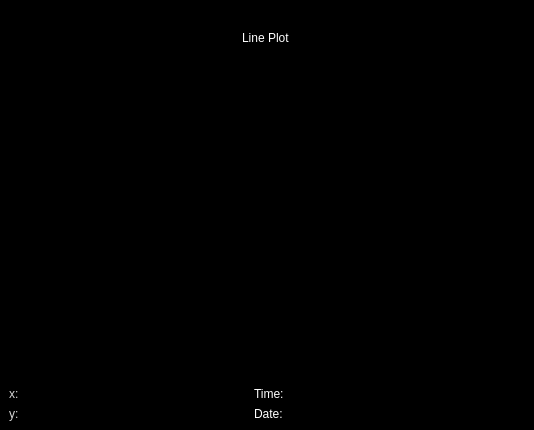
Old version of the form src/interface/ui/plot_window.ui in the repository FXIhub/hummingbird.
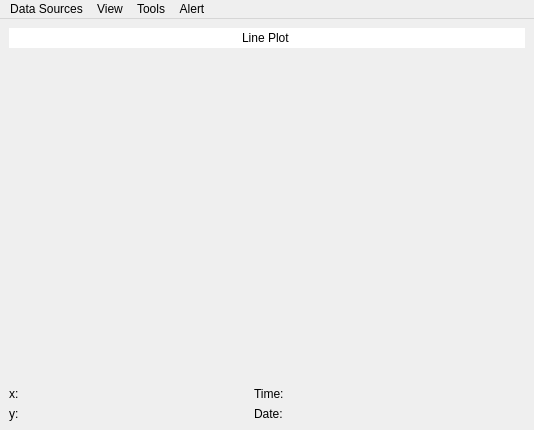
New version of the form. Icons and pictures are not drawn.

Commit message: Open windows on double click

What changed in the file:
```diff
--- a/src/interface/ui/plot_window.ui
+++ b/src/interface/ui/plot_window.ui
@@ -10,151 +10,6 @@
     <height>430</height>
    </rect>
   </property>
-  <property name="palette">
-   <palette>
-    <active>
-     <colorrole role="WindowText">
-      <brush brushstyle="SolidPattern">
-       <color alpha="255">
-        <red>255</red>
-        <green>255</green>
-        <blue>255</blue>
-       </color>
-      </brush>
-     </colorrole>
-     <colorrole role="Base">
-      <brush brushstyle="SolidPattern">
-       <color alpha="255">
-        <red>255</red>
-        <green>255</green>
-        <blue>255</blue>
-       </color>
-      </brush>
-     </colorrole>
-     <colorrole role="Window">
-      <brush brushstyle="SolidPattern">
-       <color alpha="255">
-        <red>0</red>
-        <green>0</green>
-        <blue>0</blue>
-       </color>
-      </brush>
-     </colorrole>
-     <colorrole role="Highlight">
-      <brush brushstyle="SolidPattern">
-       <color alpha="255">
-        <red>0</red>
-        <green>128</green>
-        <blue>255</blue>
-       </color>
-      </brush>
-     </colorrole>
-     <colorrole role="HighlightedText">
-      <brush brushstyle="SolidPattern">
-       <color alpha="255">
-        <red>204</red>
-        <green>204</green>
-        <blue>204</blue>
-       </color>
-      </brush>
-     </colorrole>
-    </active>
-    <inactive>
-     <colorrole role="WindowText">
-      <brush brushstyle="SolidPattern">
-       <color alpha="255">
-        <red>255</red>
-        <green>255</green>
-        <blue>255</blue>
-       </color>
-      </brush>
-     </colorrole>
-     <colorrole role="Base">
-      <brush brushstyle="SolidPattern">
-       <color alpha="255">
-        <red>255</red>
-        <green>255</green>
-        <blue>255</blue>
-       </color>
-      </brush>
-     </colorrole>
-     <colorrole role="Window">
-      <brush brushstyle="SolidPattern">
-       <color alpha="255">
-        <red>0</red>
-        <green>0</green>
-        <blue>0</blue>
-       </color>
-      </brush>
-     </colorrole>
-     <colorrole role="Highlight">
-      <brush brushstyle="SolidPattern">
-       <color alpha="255">
-        <red>0</red>
-        <green>128</green>
-        <blue>255</blue>
-       </color>
-      </brush>
-     </colorrole>
-     <colorrole role="HighlightedText">
-      <brush brushstyle="SolidPattern">
-       <color alpha="255">
-        <red>204</red>
-        <green>204</green>
-        <blue>204</blue>
-       </color>
-      </brush>
-     </colorrole>
-    </inactive>
-    <disabled>
-     <colorrole role="WindowText">
-      <brush brushstyle="SolidPattern">
-       <color alpha="255">
-        <red>69</red>
-        <green>69</green>
-        <blue>69</blue>
-       </color>
-      </brush>
-     </colorrole>
-     <colorrole role="Base">
-      <brush brushstyle="SolidPattern">
-       <color alpha="255">
-        <red>0</red>
-        <green>0</green>
-        <blue>0</blue>
-       </color>
-      </brush>
-     </colorrole>
-     <colorrole role="Window">
-      <brush brushstyle="SolidPattern">
-       <color alpha="255">
-        <red>0</red>
-        <green>0</green>
-        <blue>0</blue>
-       </color>
-      </brush>
-     </colorrole>
-     <colorrole role="Highlight">
-      <brush brushstyle="SolidPattern">
-       <color alpha="255">
-        <red>208</red>
-        <green>208</green>
-        <blue>208</blue>
-       </color>
-      </brush>
-     </colorrole>
-     <colorrole role="HighlightedText">
-      <brush brushstyle="SolidPattern">
-       <color alpha="255">
-        <red>204</red>
-        <green>204</green>
-        <blue>204</blue>
-       </color>
-      </brush>
-     </colorrole>
-    </disabled>
-   </palette>
-  </property>
   <property name="windowTitle">
    <string>MainWindow</string>
   </property>
@@ -162,151 +17,6 @@
    <layout class="QVBoxLayout" name="verticalLayout">
     <item>
      <widget class="QLineEdit" name="title">
-      <property name="palette">
-       <palette>
-        <active>
-         <colorrole role="Light">
-          <brush brushstyle="SolidPattern">
-           <color alpha="255">
-            <red>0</red>
-            <green>0</green>
-            <blue>0</blue>
-           </color>
-          </brush>
-         </colorrole>
-         <colorrole role="Text">
-          <brush brushstyle="SolidPattern">
-           <color alpha="255">
-            <red>255</red>
-            <green>255</green>
-            <blue>255</blue>
-           </color>
-          </brush>
-         </colorrole>
-         <colorrole role="Base">
-          <brush brushstyle="SolidPattern">
-           <color alpha="255">
-            <red>0</red>
-            <green>0</green>
-            <blue>0</blue>
-           </color>
-          </brush>
-         </colorrole>
-         <colorrole role="Highlight">
-          <brush brushstyle="SolidPattern">
-           <color alpha="255">
-            <red>255</red>
-            <green>255</green>
-            <blue>255</blue>
-           </color>
-          </brush>
-         </colorrole>
-         <colorrole role="NoRole">
-          <brush brushstyle="SolidPattern">
-           <color alpha="255">
-            <red>0</red>
-            <green>0</green>
-            <blue>0</blue>
-           </color>
-          </brush>
-         </colorrole>
-        </active>
-        <inactive>
-         <colorrole role="Light">
-          <brush brushstyle="SolidPattern">
-           <color alpha="255">
-            <red>0</red>
-            <green>0</green>
-            <blue>0</blue>
-           </color>
-          </brush>
-         </colorrole>
-         <colorrole role="Text">
-          <brush brushstyle="SolidPattern">
-           <color alpha="255">
-            <red>255</red>
-            <green>255</green>
-            <blue>255</blue>
-           </color>
-          </brush>
-         </colorrole>
-         <colorrole role="Base">
-          <brush brushstyle="SolidPattern">
-           <color alpha="255">
-            <red>0</red>
-            <green>0</green>
-            <blue>0</blue>
-           </color>
-          </brush>
-         </colorrole>
-         <colorrole role="Highlight">
-          <brush brushstyle="SolidPattern">
-           <color alpha="255">
-            <red>255</red>
-            <green>255</green>
-            <blue>255</blue>
-           </color>
-          </brush>
-         </colorrole>
-         <colorrole role="NoRole">
-          <brush brushstyle="SolidPattern">
-           <color alpha="255">
-            <red>0</red>
-            <green>0</green>
-            <blue>0</blue>
-           </color>
-          </brush>
-         </colorrole>
-        </inactive>
-        <disabled>
-         <colorrole role="Light">
-          <brush brushstyle="SolidPattern">
-           <color alpha="255">
-            <red>0</red>
-            <green>0</green>
-            <blue>0</blue>
-           </color>
-          </brush>
-         </colorrole>
-         <colorrole role="Text">
-          <brush brushstyle="SolidPattern">
-           <color alpha="255">
-            <red>69</red>
-            <green>69</green>
-            <blue>69</blue>
-           </color>
-          </brush>
-         </colorrole>
-         <colorrole role="Base">
-          <brush brushstyle="SolidPattern">
-           <color alpha="255">
-            <red>0</red>
-            <green>0</green>
-            <blue>0</blue>
-           </color>
-          </brush>
-         </colorrole>
-         <colorrole role="Highlight">
-          <brush brushstyle="SolidPattern">
-           <color alpha="255">
-            <red>208</red>
-            <green>208</green>
-            <blue>208</blue>
-           </color>
-          </brush>
-         </colorrole>
-         <colorrole role="NoRole">
-          <brush brushstyle="SolidPattern">
-           <color alpha="255">
-            <red>0</red>
-            <green>0</green>
-            <blue>0</blue>
-           </color>
-          </brush>
-         </colorrole>
-        </disabled>
-       </palette>
-      </property>
       <property name="focusPolicy">
        <enum>Qt::ClickFocus</enum>
       </property>
@@ -339,43 +49,6 @@
          <layout class="QHBoxLayout" name="horizontalLayout_3">
           <item>
            <widget class="QLabel" name="label_3">
-            <property name="palette">
-             <palette>
-              <active>
-               <colorrole role="WindowText">
-                <brush brushstyle="SolidPattern">
-                 <color alpha="255">
-                  <red>215</red>
-                  <green>215</green>
-                  <blue>215</blue>
-                 </color>
-                </brush>
-               </colorrole>
-              </active>
-              <inactive>
-               <colorrole role="WindowText">
-                <brush brushstyle="SolidPattern">
-                 <color alpha="255">
-                  <red>215</red>
-                  <green>215</green>
-                  <blue>215</blue>
-                 </color>
-                </brush>
-               </colorrole>
-              </inactive>
-              <disabled>
-               <colorrole role="WindowText">
-                <brush brushstyle="SolidPattern">
-                 <color alpha="255">
-                  <red>127</red>
-                  <green>127</green>
-                  <blue>127</blue>
-                 </color>
-                </brush>
-               </colorrole>
-              </disabled>
-             </palette>
-            </property>
             <property name="text">
              <string>x:</string>
             </property>
@@ -389,43 +62,6 @@
               <verstretch>0</verstretch>
              </sizepolicy>
             </property>
-            <property name="palette">
-             <palette>
-              <active>
-               <colorrole role="WindowText">
-                <brush brushstyle="SolidPattern">
-                 <color alpha="255">
-                  <red>255</red>
-                  <green>255</green>
-                  <blue>255</blue>
-                 </color>
-                </brush>
-               </colorrole>
-              </active>
-              <inactive>
-               <colorrole role="WindowText">
-                <brush brushstyle="SolidPattern">
-                 <color alpha="255">
-                  <red>255</red>
-                  <green>255</green>
-                  <blue>255</blue>
-                 </color>
-                </brush>
-               </colorrole>
-              </inactive>
-              <disabled>
-               <colorrole role="WindowText">
-                <brush brushstyle="SolidPattern">
-                 <color alpha="255">
-                  <red>69</red>
-                  <green>69</green>
-                  <blue>69</blue>
-                 </color>
-                </brush>
-               </colorrole>
-              </disabled>
-             </palette>
-            </property>
             <property name="text">
              <string/>
             </property>
@@ -433,97 +69,6 @@
           </item>
           <item>
            <widget class="QLabel" name="label_2">
-            <property name="palette">
-             <palette>
-              <active>
-               <colorrole role="WindowText">
-                <brush brushstyle="SolidPattern">
-                 <color alpha="255">
-                  <red>255</red>
-                  <green>255</green>
-                  <blue>255</blue>
-                 </color>
-                </brush>
-               </colorrole>
-               <colorrole role="Text">
-                <brush brushstyle="SolidPattern">
-                 <color alpha="255">
-                  <red>0</red>
-                  <green>0</green>
-                  <blue>0</blue>
-                 </color>
-                </brush>
-               </colorrole>
-               <colorrole role="ButtonText">
-                <brush brushstyle="SolidPattern">
-                 <color alpha="255">
-                  <red>0</red>
-                  <green>0</green>
-                  <blue>0</blue>
-                 </color>
-                </brush>
-               </colorrole>
-              </active>
-              <inactive>
-               <colorrole role="WindowText">
-                <brush brushstyle="SolidPattern">
-                 <color alpha="255">
-                  <red>255</red>
-                  <green>255</green>
-                  <blue>255</blue>
-                 </color>
-                </brush>
-               </colorrole>
-               <colorrole role="Text">
-                <brush brushstyle="SolidPattern">
-                 <color alpha="255">
-                  <red>0</red>
-                  <green>0</green>
-                  <blue>0</blue>
-                 </color>
-                </brush>
-               </colorrole>
-               <colorrole role="ButtonText">
-                <brush brushstyle="SolidPattern">
-                 <color alpha="255">
-                  <red>0</red>
-                  <green>0</green>
-                  <blue>0</blue>
-                 </color>
-                </brush>
-               </colorrole>
-              </inactive>
-              <disabled>
-               <colorrole role="WindowText">
-                <brush brushstyle="SolidPattern">
-                 <color alpha="255">
-                  <red>69</red>
-                  <green>69</green>
-                  <blue>69</blue>
-                 </color>
-                </brush>
-               </colorrole>
-               <colorrole role="Text">
-                <brush brushstyle="SolidPattern">
-                 <color alpha="255">
-                  <red>69</red>
-                  <green>69</green>
-                  <blue>69</blue>
-                 </color>
-                </brush>
-               </colorrole>
-               <colorrole role="ButtonText">
-                <brush brushstyle="SolidPattern">
-                 <color alpha="255">
-                  <red>106</red>
-                  <green>104</green>
-                  <blue>100</blue>
-                 </color>
-                </brush>
-               </colorrole>
-              </disabled>
-             </palette>
-            </property>
             <property name="text">
              <string>Time:</string>
             </property>
@@ -537,97 +82,6 @@
               <verstretch>0</verstretch>
              </sizepolicy>
             </property>
-            <property name="palette">
-             <palette>
-              <active>
-               <colorrole role="WindowText">
-                <brush brushstyle="SolidPattern">
-                 <color alpha="255">
-                  <red>255</red>
-                  <green>255</green>
-                  <blue>255</blue>
-                 </color>
-                </brush>
-               </colorrole>
-               <colorrole role="Text">
-                <brush brushstyle="SolidPattern">
-                 <color alpha="255">
-                  <red>255</red>
-                  <green>255</green>
-                  <blue>255</blue>
-                 </color>
-                </brush>
-               </colorrole>
-               <colorrole role="ButtonText">
-                <brush brushstyle="SolidPattern">
-                 <color alpha="255">
-                  <red>0</red>
-                  <green>0</green>
-                  <blue>0</blue>
-                 </color>
-                </brush>
-               </colorrole>
-              </active>
-              <inactive>
-               <colorrole role="WindowText">
-                <brush brushstyle="SolidPattern">
-                 <color alpha="255">
-                  <red>255</red>
-                  <green>255</green>
-                  <blue>255</blue>
-                 </color>
-                </brush>
-               </colorrole>
-               <colorrole role="Text">
-                <brush brushstyle="SolidPattern">
-                 <color alpha="255">
-                  <red>255</red>
-                  <green>255</green>
-                  <blue>255</blue>
-                 </color>
-                </brush>
-               </colorrole>
-               <colorrole role="ButtonText">
-                <brush brushstyle="SolidPattern">
-                 <color alpha="255">
-                  <red>0</red>
-                  <green>0</green>
-                  <blue>0</blue>
-                 </color>
-                </brush>
-               </colorrole>
-              </inactive>
-              <disabled>
-               <colorrole role="WindowText">
-                <brush brushstyle="SolidPattern">
-                 <color alpha="255">
-                  <red>69</red>
-                  <green>69</green>
-                  <blue>69</blue>
-                 </color>
-                </brush>
-               </colorrole>
-               <colorrole role="Text">
-                <brush brushstyle="SolidPattern">
-                 <color alpha="255">
-                  <red>69</red>
-                  <green>69</green>
-                  <blue>69</blue>
-                 </color>
-                </brush>
-               </colorrole>
-               <colorrole role="ButtonText">
-                <brush brushstyle="SolidPattern">
-                 <color alpha="255">
-                  <red>106</red>
-                  <green>104</green>
-                  <blue>100</blue>
-                 </color>
-                </brush>
-               </colorrole>
-              </disabled>
-             </palette>
-            </property>
             <property name="text">
              <string/>
             </property>
@@ -639,43 +93,6 @@
          <layout class="QHBoxLayout" name="horizontalLayout_2">
           <item>
            <widget class="QLabel" name="label_4">
-            <property name="palette">
-             <palette>
-              <active>
-               <colorrole role="WindowText">
-                <brush brushstyle="SolidPattern">
-                 <color alpha="255">
-                  <red>215</red>
-                  <green>215</green>
-                  <blue>215</blue>
-                 </color>
-                </brush>
-               </colorrole>
-              </active>
-              <inactive>
-               <colorrole role="WindowText">
-                <brush brushstyle="SolidPattern">
-                 <color alpha="255">
-                  <red>215</red>
-                  <green>215</green>
-                  <blue>215</blue>
-                 </color>
-                </brush>
-               </colorrole>
-              </inactive>
-              <disabled>
-               <colorrole role="WindowText">
-                <brush brushstyle="SolidPattern">
-                 <color alpha="255">
-                  <red>127</red>
-                  <green>127</green>
-                  <blue>127</blue>
-                 </color>
-                </brush>
-               </colorrole>
-              </disabled>
-             </palette>
-            </property>
             <property name="text">
              <string>y:</string>
             </property>
@@ -689,43 +106,6 @@
               <verstretch>0</verstretch>
              </sizepolicy>
             </property>
-            <property name="palette">
-             <palette>
-              <active>
-               <colorrole role="WindowText">
-                <brush brushstyle="SolidPattern">
-                 <color alpha="255">
-                  <red>255</red>
-                  <green>255</green>
-                  <blue>255</blue>
-                 </color>
-                </brush>
-               </colorrole>
-              </active>
-              <inactive>
-               <colorrole role="WindowText">
-                <brush brushstyle="SolidPattern">
-                 <color alpha="255">
-                  <red>255</red>
-                  <green>255</green>
-                  <blue>255</blue>
-                 </color>
-                </brush>
-               </colorrole>
-              </inactive>
-              <disabled>
-               <colorrole role="WindowText">
-                <brush brushstyle="SolidPattern">
-                 <color alpha="255">
-                  <red>69</red>
-                  <green>69</green>
-                  <blue>69</blue>
-                 </color>
-                </brush>
-               </colorrole>
-              </disabled>
-             </palette>
-            </property>
             <property name="text">
              <string/>
             </property>
@@ -733,43 +113,6 @@
           </item>
           <item>
            <widget class="QLabel" name="label_5">
-            <property name="palette">
-             <palette>
-              <active>
-               <colorrole role="WindowText">
-                <brush brushstyle="SolidPattern">
-                 <color alpha="255">
-                  <red>255</red>
-                  <green>255</green>
-                  <blue>255</blue>
-                 </color>
-                </brush>
-               </colorrole>
-              </active>
-              <inactive>
-               <colorrole role="WindowText">
-                <brush brushstyle="SolidPattern">
-                 <color alpha="255">
-                  <red>255</red>
-                  <green>255</green>
-                  <blue>255</blue>
-                 </color>
-                </brush>
-               </colorrole>
-              </inactive>
-              <disabled>
-               <colorrole role="WindowText">
-                <brush brushstyle="SolidPattern">
-                 <color alpha="255">
-                  <red>69</red>
-                  <green>69</green>
-                  <blue>69</blue>
-                 </color>
-                </brush>
-               </colorrole>
-              </disabled>
-             </palette>
-            </property>
             <property name="text">
              <string>Date:</string>
             </property>
@@ -783,43 +126,6 @@
               <verstretch>0</verstretch>
              </sizepolicy>
             </property>
-            <property name="palette">
-             <palette>
-              <active>
-               <colorrole role="WindowText">
-                <brush brushstyle="SolidPattern">
-                 <color alpha="255">
-                  <red>255</red>
-                  <green>255</green>
-                  <blue>255</blue>
-                 </color>
-                </brush>
-               </colorrole>
-              </active>
-              <inactive>
-               <colorrole role="WindowText">
-                <brush brushstyle="SolidPattern">
-                 <color alpha="255">
-                  <red>255</red>
-                  <green>255</green>
-                  <blue>255</blue>
-                 </color>
-                </brush>
-               </colorrole>
-              </inactive>
-              <disabled>
-               <colorrole role="WindowText">
-                <brush brushstyle="SolidPattern">
-                 <color alpha="255">
-                  <red>69</red>
-                  <green>69</green>
-                  <blue>69</blue>
-                 </color>
-                </brush>
-               </colorrole>
-              </disabled>
-             </palette>
-            </property>
             <property name="text">
              <string/>
             </property>
```
The commit also changes 7 other files.
